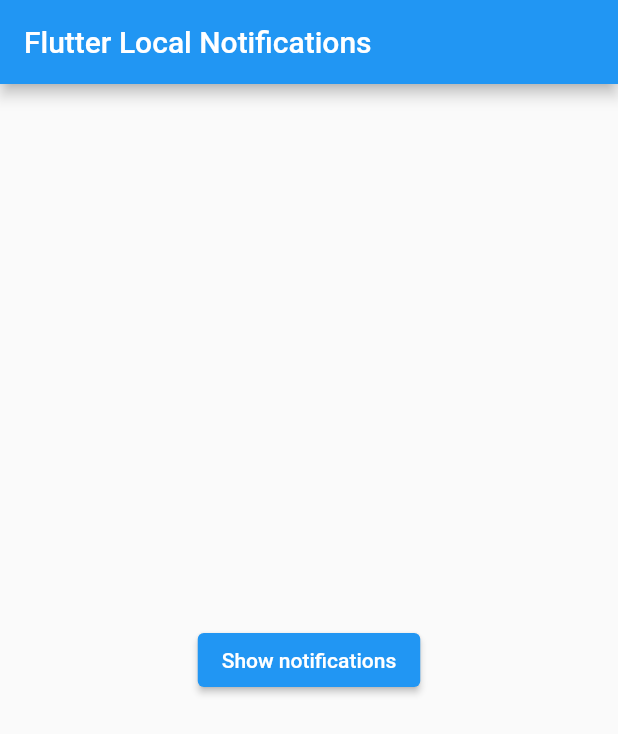
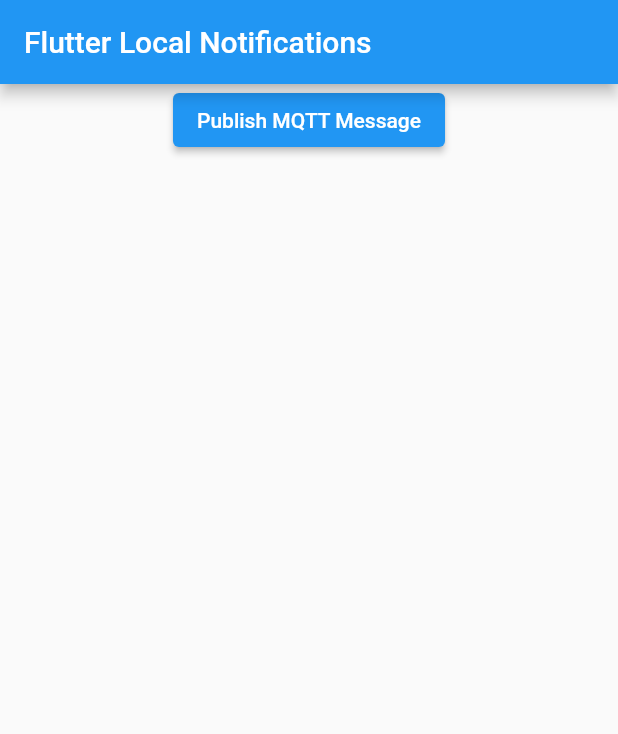
Before and after one commit to javierIA/vitescopush, a Flutter app: the screen it shows after launch, on a phone screen of 412 x 824 dp. Shown: the top 734 px of the screen. Run offline on Flutter 3.47's test engine with Material 2 defaults, Android fonts, the light colour scheme and no system bars; our stand-ins replace flutter_local_notifications; missing offline and left inert: mqtt_client.

Commit message:
Mqtt App

```diff
--- a/lib/home.dart
+++ b/lib/home.dart
@@ -1,8 +1,9 @@
 import 'package:flutter/material.dart';
 import 'package:vitescopush/services/notifi_service.dart';
+import 'package:vitescopush/services/MQTTClientManager.dart';
 
 class MyHomePage extends StatefulWidget {
-  const MyHomePage({super.key, required this.title});
+  const MyHomePage({Key? key, required this.title});
 
   final String title;
 
@@ -11,20 +12,63 @@
 }
 
 class _MyHomePageState extends State<MyHomePage> {
+  MQTTClientManager mqttClientManager = MQTTClientManager();
+  List<String> messages = [];
+
+  @override
+  void initState() {
+    super.initState();
+    mqttClientManager.connect().then((value) {
+      if (value == 0) {
+        print('MQTTClient::Connected to the MQTT broker');
+      } else {
+        print('MQTTClient::Failed to connect to the MQTT broker');
+      }
+    });
+  }
+
+  @override
+  void dispose() {
+    mqttClientManager.disconnect();
+    super.dispose();
+  }
+
+  void _showNotification(String message) {
+    NotificationService().showNotification(
+      title: 'New MQTT Message',
+      body: message,
+    );
+  }
+
   @override
   Widget build(BuildContext context) {
     return Scaffold(
       appBar: AppBar(
         title: Text(widget.title),
       ),
-      body: Center(
-          child: ElevatedButton(
-        child: const Text('Show notifications'),
-        onPressed: () {
-          NotificationService()
-              .showNotification(title: 'Sample title', body: 'It works!');
-        },
-      )),
+      body: Column(
+        children: [
+          ElevatedButton(
+            onPressed: () {
+              mqttClientManager.publishMessage(
+                'test/lol',
+                'Hello from Flutter!',
+              );
+            },
+            child: Text('Publish MQTT Message'),
+          ),
+          Expanded(
+            child: ListView.builder(
+              itemCount: messages.length,
+              itemBuilder: (context, index) {
+                return ListTile(
+                  title: Text(messages[index]),
+                );
+              },
+            ),
+          ),
+        ],
+      ),
     );
   }
 }
```
Also changed, not shown: lib/services/MQTTClientManager.dart (added, +118 -0 lines).
